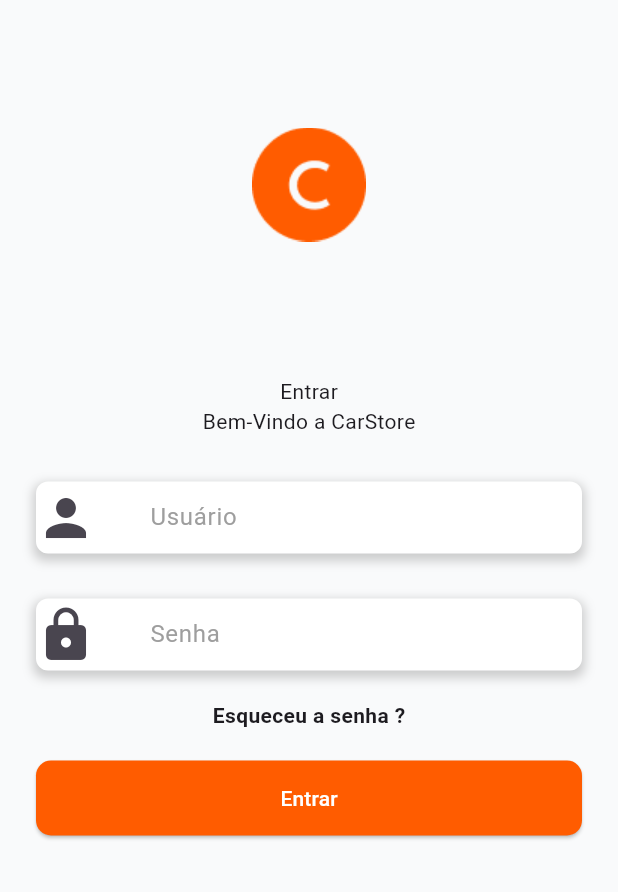
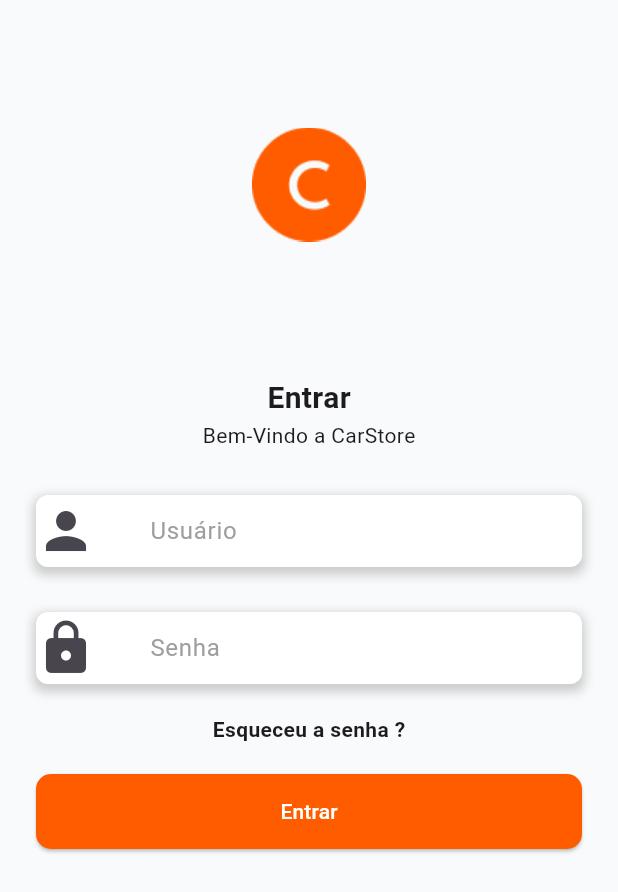
Before and after one commit to Isaac-Lima/car_store, a Flutter app: the screen it shows after launch, on a phone screen of 412 x 824 dp. Shown: the top 892 px of the screen. Run offline on Flutter 3.47's test engine with Material 3 defaults, Android fonts, the phone set to English and light mode, and no system bars.

Commit message:
:sparkles: feat: Adicionado estilo em negrito e alterado o tamanho para a mensagem de saudação

```diff
--- a/lib/login/presentation/login_page.dart
+++ b/lib/login/presentation/login_page.dart
@@ -28,8 +28,15 @@ class _LoginPageState extends State<LoginPage> {
                 padding: EdgeInsets.symmetric(horizontal: 24),
                 child: Column(
                   children: [
-                    const Text("Entrar"),
-                    const Text("Bem-Vindo a CarStore"),
+                    const Text(
+                      "Entrar",
+                      style:
+                          TextStyle(fontWeight: FontWeight.w600, fontSize: 20),
+                    ),
+                    const Text(
+                      "Bem-Vindo a CarStore",
+                      style: TextStyle(fontSize: 14),
+                    ),
                     SizedBox(height: 30),
                     Container(
                       decoration: BoxDecoration(
```
